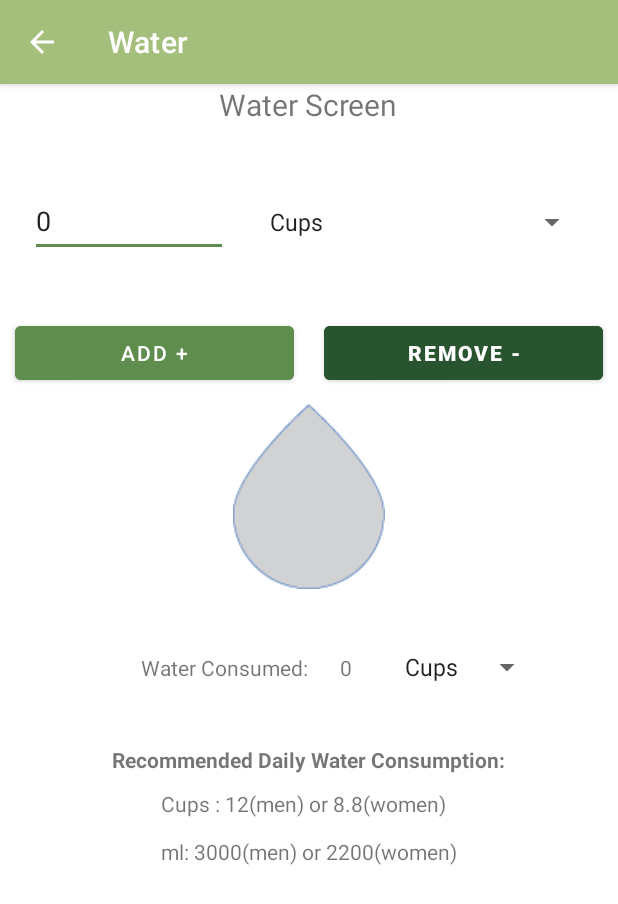
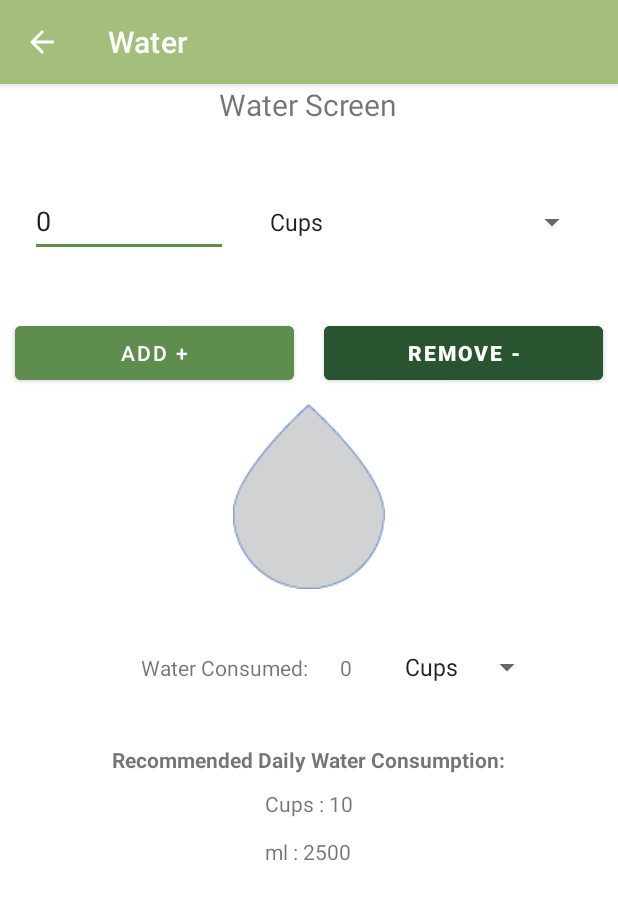
Before and after one commit to NateGrobe/mobile-final-project, an Android app: the Water screen opened directly, with no data from a screen before it, on a phone screen of 412 x 824 dp. Shown: the top 904 px of the screen. Run offline under Robolectric (Android 15) with nearby library versions, the phone set to English and light mode, and no system bars; Roboto replaces fonts that are not available here.

Commit message:
Update strings.xml

```diff
--- a/app/src/main/res/values/strings.xml
+++ b/app/src/main/res/values/strings.xml
@@ -1,6 +1,6 @@
 <resources>
     <string name="app_name">Wellness</string>
-    <string name="rec_values">Cups : 12(men) or 8.8(women)\n\nml: 3000(men) or 2200(women)</string>
+    <string name="rec_values">Cups : 10\n\nml : 2500</string>
     <string name="rec_header">Recommended Daily Water Consumption:</string>
     <string-array name="units">
         <item>Cups</item>
```
